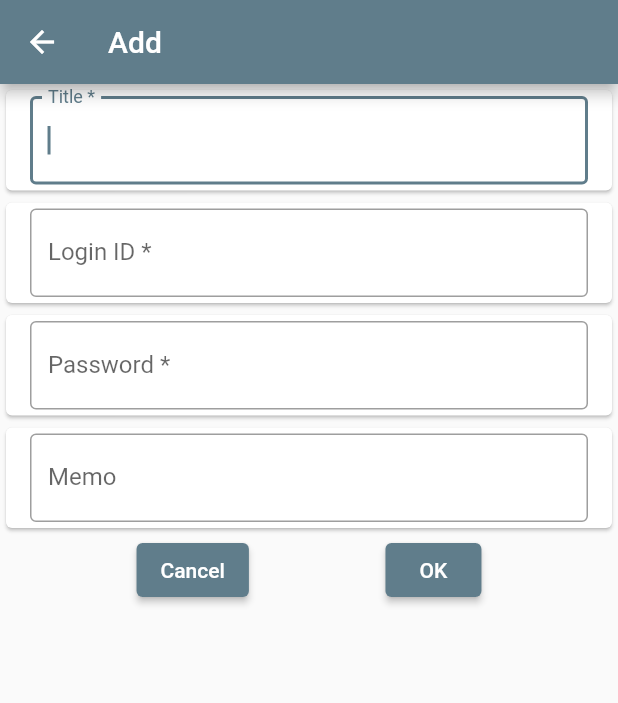
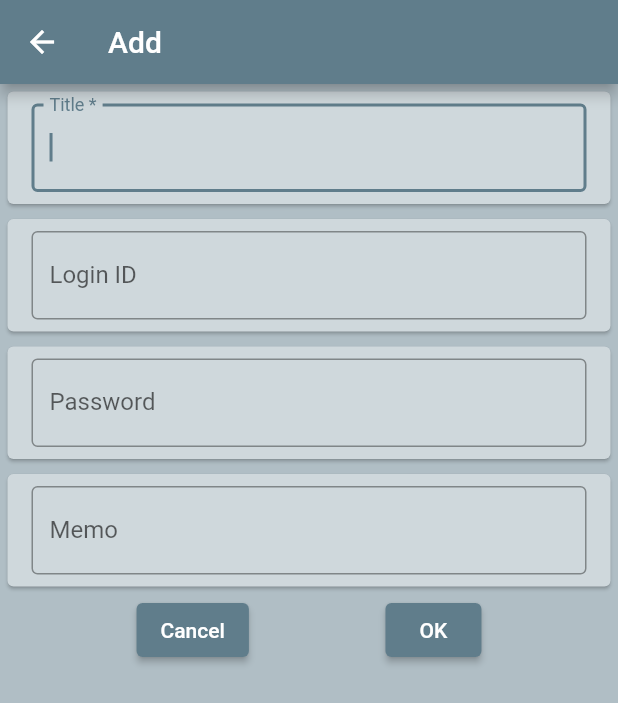
Before and after one commit to Samurais-Holiday/PasswordManager, a Flutter app: the screen it shows after launch, after a tap on "Add", on a phone screen of 412 x 824 dp. Shown: the top 703 px of the screen. Run offline on Flutter 3.47's test engine with Material 2 defaults, Android fonts, the phone set to English and light mode, and no system bars; our stand-ins replace flutter_secure_storage, local_auth, logger.

Commit message:
View: UIの調整
・Color全般
・Textの体裁

```diff
--- a/lib/main.dart
+++ b/lib/main.dart
@@ -11,11 +11,24 @@ class MyApp extends StatelessWidget {
 
   @override
   Widget build(BuildContext context) {
+    const primarySwatch = Colors.blueGrey;
+    final primarySwatchThemeData = ThemeData(primarySwatch: primarySwatch);
     return MaterialApp(
       title: 'Password Manager',
       theme: ThemeData(
-        primarySwatch: Colors.blueGrey,
-        backgroundColor: Colors.white70
+        primarySwatch: primarySwatch,
+        scaffoldBackgroundColor: primarySwatchThemeData.backgroundColor,
+        listTileTheme: const ListTileThemeData(
+          minVerticalPadding: 8,
+        ),
+        cardTheme: CardTheme(
+          color: primarySwatchThemeData.primaryColorLight,
+          margin: const EdgeInsets.all(5),
+        ),
+        popupMenuTheme: PopupMenuThemeData(
+          color: primarySwatchThemeData.primaryColorLight,
+        ),
+        dialogBackgroundColor: primarySwatchThemeData.primaryColorLight,
       ),
       home: const AuthenticationPage(title: 'Authenticate', nextPage: PasswordListPage(title: 'List')),
     );
--- a/lib/view/add_password_page.dart
+++ b/lib/view/add_password_page.dart
@@ -83,7 +83,8 @@ class AddPasswordPageState extends State<AddPasswordPage> {
           // 上書きの警告を表示
           Dialogs.showOkCancel(
             context: context,
-            description: Text('`${newPassword.title}` is already registered.\nDo you want to overwrite it?'),
+            title: Text('Overwrite `${newPassword.title}` ?'),
+            description: Text('`${newPassword.title}` is already exists.'),
             onPressedOk: () async {
               await _service.add(newPassword);
               Navigator.popUntil(context, (route) => route.isFirst);
--- a/lib/view/widget/forms.dart
+++ b/lib/view/widget/forms.dart
@@ -5,13 +5,17 @@ import 'package:flutter/services.dart';
 class Forms {
   /// 検索フォーム
   static Widget searchForm({required TextEditingController controller, Function(String)? onChanged}) {
-    return TextField(
-      controller: controller,
-      decoration: const InputDecoration(
-        border: OutlineInputBorder(),
-        icon: Icon(Icons.search),
+    return Card(
+      child: ListTile(
+        title: TextField(
+          controller: controller,
+          decoration: const InputDecoration(
+            icon: Icon(Icons.search),
+            border: OutlineInputBorder(),
+          ),
+          onChanged: onChanged,
+        ),
       ),
-      onChanged: onChanged,
     );
   }
 
@@ -27,6 +31,7 @@ class Forms {
         key: key,
         child: ListView(
           shrinkWrap: true,
+          physics: const NeverScrollableScrollPhysics(),
           children: [
             // Title
             Card(
@@ -59,7 +64,7 @@ class Forms {
                   readOnly: readOnly,
                   maxLines: null,
                   decoration: const InputDecoration(
-                    labelText: 'Login ID *',
+                    labelText: 'Login ID',
                     border: OutlineInputBorder()
                   ),
                 ),
@@ -85,7 +90,7 @@ class Forms {
                   readOnly: readOnly,
                   maxLines: null,
                   decoration: const InputDecoration(
-                    labelText: 'Password *',
+                    labelText: 'Password',
                     border: OutlineInputBorder()
                   ),
                 ),
```
